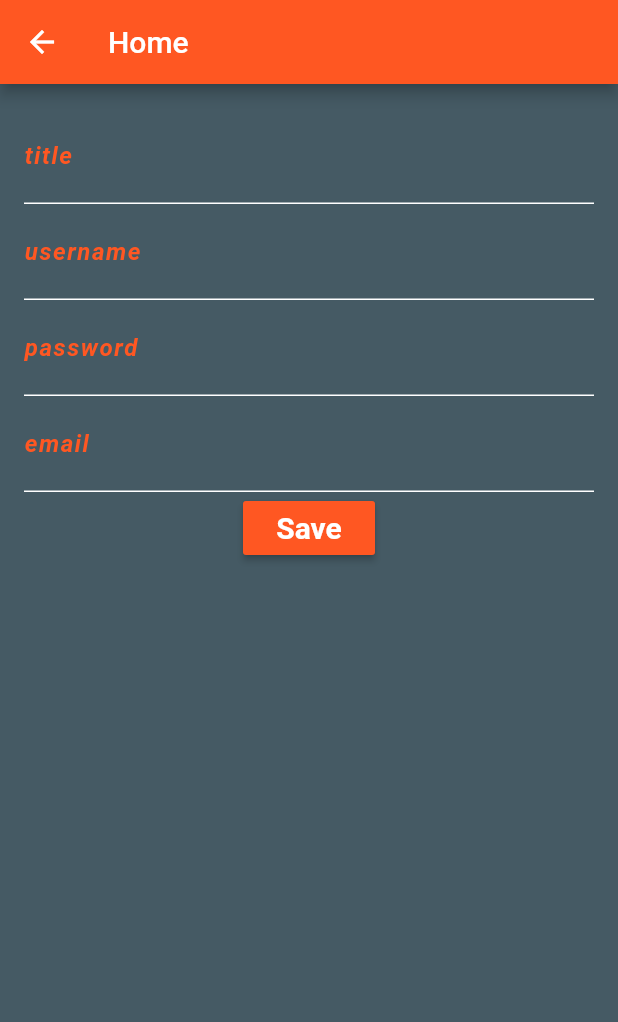
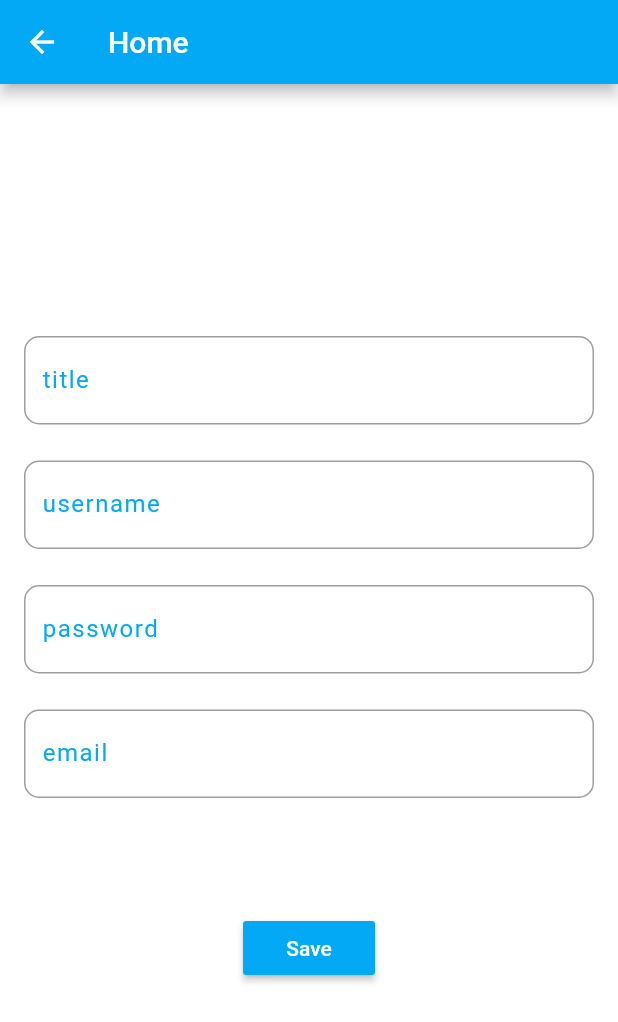
Before and after one commit to decobang/password_manager_v3.1, a Flutter app: the screen it shows after launch, after a tap on the "add" icon, on a phone screen of 412 x 824 dp. Shown: the top 1022 px of the screen. Run offline on Flutter 3.47's test engine with Material 2 defaults, Android fonts, the light colour scheme and no system bars; our stand-ins replace hive, hive_flutter; accounts and stored records are empty.

Commit message:
new changes

```diff
--- a/lib/main.dart
+++ b/lib/main.dart
@@ -30,6 +30,7 @@ class MyApp extends StatelessWidget {
   @override
   Widget build(BuildContext context) {
     return MaterialApp(
+      debugShowCheckedModeBanner: false,
       theme: ThemeData(
         primarySwatch: Colors.blueGrey,
         visualDensity: VisualDensity.adaptivePlatformDensity,
--- a/lib/pages/add_info_page.dart
+++ b/lib/pages/add_info_page.dart
@@ -19,9 +19,9 @@ class _AddInfoPageState extends State<AddInfoPage> {
   @override
   Widget build(BuildContext context) {
     return Scaffold(
-      backgroundColor: Colors.blueGrey[700],
+        backgroundColor: Colors.white,
         appBar: AppBar(
-        backgroundColor: Colors.deepOrange,
+          backgroundColor: Colors.lightBlue,
           title: Text('Home'),
           leading: IconButton(
             icon: Icon(Icons.arrow_back),
@@ -32,40 +32,42 @@ class _AddInfoPageState extends State<AddInfoPage> {
         ),
         body: Form(
           key: _formKey,
-        child: ListView(
-          shrinkWrap: true,
+          child: Padding(
             padding: const EdgeInsets.all(16.0),
+            child: Column(
+              mainAxisAlignment: MainAxisAlignment.center,
               children: <Widget>[
-            CustomTextFormField(context, _saveUserData, "title", false),
+                Spacer(
+                  flex: 2,
+                ),
+                CustomTextFormField(context, _saveUserData, 'title', false),
+                SizedBox(
+                  height: 24,
+                ),
                 CustomTextFormField(context, _saveUserData, 'username', false),
+                SizedBox(
+                  height: 24,
+                ),
                 CustomTextFormField(context, _saveUserData, 'password', true),
+                SizedBox(
+                  height: 24,
+                ),
                 CustomTextFormField(context, _saveUserData, 'email', false),
-            Row(
-              children: <Widget>[
                 Spacer(),
                 MaterialButton(
-                  onPressed: () async {
-                    if (_formKey.currentState!.validate()) {
-                      box.add(_saveUserData);
-                      //await _saveUserData.save();
-                      Navigator.pushReplacementNamed(context, '/');
-                    }
-                  },
-                  color: Colors.deepOrange,
+                  color: Colors.lightBlue,
+                  onPressed: () {},
                   child: Text(
                     'Save',
-                    style: TextStyle(
-                        color: Colors.white,
-                        fontWeight: FontWeight.bold,
-                        fontSize: 20),
+                    style: TextStyle(color: Colors.white),
                   ),
                 ),
-                Spacer(),
-              ],
+                Spacer(
+                  flex: 2,
                 )
               ],
             ),
           ),
-    );
+        ));
   }
 }
--- a/lib/pages/home_page.dart
+++ b/lib/pages/home_page.dart
@@ -1,4 +1,3 @@
-
 import 'package:flutter/material.dart';
 import 'package:hive_flutter/hive_flutter.dart';
 import 'package:password_manager_v3/models/boxes.dart';
@@ -15,9 +14,9 @@ class _HomePageState extends State<HomePage> {
   @override
   Widget build(BuildContext context) {
     return Scaffold(
+        backgroundColor: Colors.white,
+        appBar: AppBar(
           backgroundColor: Colors.blueGrey[700],
-      appBar: AppBar(
-        backgroundColor: Colors.deepOrange,
           leading: IconButton(
             icon: Icon(Icons.arrow_back),
             onPressed: () {
@@ -43,7 +42,7 @@ class _HomePageState extends State<HomePage> {
           },
         ),
         floatingActionButton: FloatingActionButton(
-        backgroundColor: Colors.deepOrange,
+          backgroundColor: Colors.blueGrey[700],
           onPressed: () {
             Navigator.pushReplacementNamed(context, '/add_info_page');
           },
--- a/lib/widgets/widgets.dart
+++ b/lib/widgets/widgets.dart
@@ -4,25 +4,18 @@ import 'package:password_manager_v3/models/database_manager.dart';
 Widget CustomTextFormField(BuildContext context, SaveUserData _saveUserData,
     String type, bool required) {
   return TextFormField(
-      style: TextStyle(
-          height: 1.5,
-          color: Colors.white,
-          fontStyle: FontStyle.italic,
-          letterSpacing: 1),
+      style: TextStyle(color: Colors.black, letterSpacing: 1),
       decoration: InputDecoration(
-        enabledBorder: UnderlineInputBorder(
-          borderSide: BorderSide(color: Colors.white),
+        border: OutlineInputBorder(
+          borderRadius: BorderRadius.circular(10.0),
         ),
-        fillColor: Colors.white,
         labelText: type.toLowerCase().toString(),
         labelStyle: TextStyle(
-            color: Colors.deepOrange,
-            letterSpacing: 1,
-            fontStyle: FontStyle.italic,
-            fontWeight: FontWeight.bold),
+          color: Colors.lightBlue,
+        ),
       ),
       validator: (value) {
-        if (required && value == null) {
+        if (required && value!.isEmpty) {
           return 'required';
         } else {
           if (type == 'title') {
@@ -36,5 +29,6 @@ Widget CustomTextFormField(BuildContext context, SaveUserData _saveUserData,
             _saveUserData.email = value == null ? '' : value;
           }
         }
+        return null;
       });
 }
```
Lines whose indentation alone changed are shown as unchanged.
